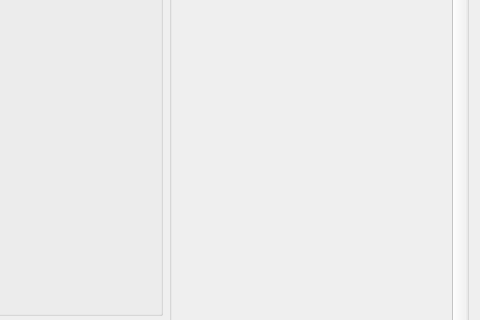
The window that src/UI/mainwidget.ui (Yuanzidan081/SRendererLab) describes before a commit, drawn with Qt 5; both pictures show x 720 to 1200 and y 223 to 543 of the 1200 by 750 pixel window.
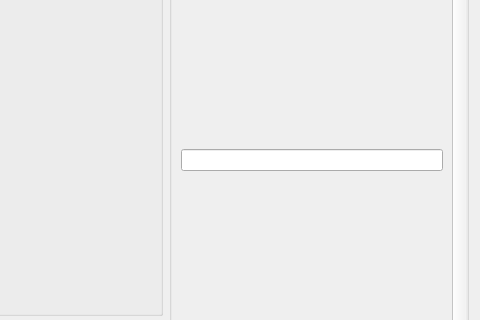
The same window after the commit. Custom widgets are drawn as their Qt base class.

The edit to the form file:
```diff
--- a/src/UI/mainwidget.ui
+++ b/src/UI/mainwidget.ui
@@ -177,7 +177,11 @@
              <height>709</height>
             </rect>
            </property>
-           <layout class="QVBoxLayout" name="verticalLayout"/>
+           <layout class="QVBoxLayout" name="verticalLayout">
+            <item>
+             <widget class="QLineEdit" name="lineEdit1"/>
+            </item>
+           </layout>
           </widget>
          </widget>
         </item>
```
